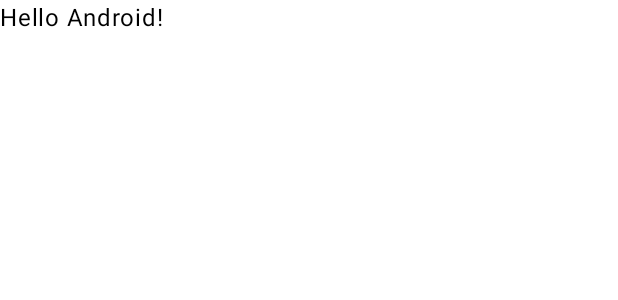
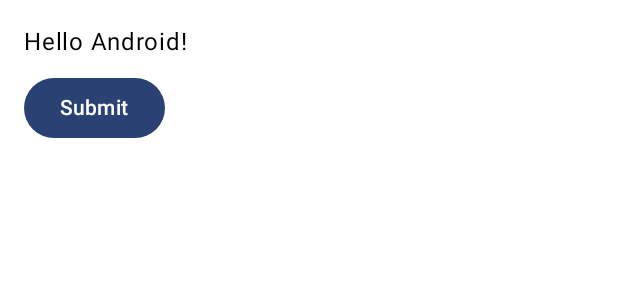
Before and after one commit to purushothinfo/GiftRegister, an Android app built with Jetpack Compose: the @Preview function DefaultPreview, on a phone screen of 412 x 824 dp. Shown: the top 300 px of the screen. Run offline under Robolectric (Android 15) with nearby library versions, the phone set to English and light mode, and no system bars.

Commit message:
To add dynamic color feature

```diff
--- a/app/src/main/java/com/piappstudio/giftregister/MainActivity.kt
+++ b/app/src/main/java/com/piappstudio/giftregister/MainActivity.kt
@@ -3,13 +3,15 @@ package com.piappstudio.giftregister
 import android.os.Bundle
 import androidx.activity.ComponentActivity
 import androidx.activity.compose.setContent
-import androidx.compose.foundation.layout.fillMaxSize
+import androidx.compose.foundation.layout.*
+import androidx.compose.material3.Button
 import androidx.compose.material3.MaterialTheme
 import androidx.compose.material3.Surface
 import androidx.compose.material3.Text
 import androidx.compose.runtime.Composable
 import androidx.compose.ui.Modifier
 import androidx.compose.ui.tooling.preview.Preview
+import androidx.compose.ui.unit.dp
 import com.piappstudio.giftregister.ui.theme.AppTheme
 
 class MainActivity : ComponentActivity() {
@@ -31,7 +33,14 @@ class MainActivity : ComponentActivity() {
 
 @Composable
 fun Greeting(name: String) {
-    Text(text = "Hello $name!")
+
+    Column(modifier = Modifier.padding(16.dp)) {
+        Text(text = "Hello $name!")
+        Spacer(modifier = Modifier.height(8.dp))
+        Button(onClick = { /*TODO*/ }) {
+            Text(text = "Submit")
+        }
+    }
 }
 
 @Preview(showBackground = true)
--- a/app/src/main/java/com/piappstudio/giftregister/ui/theme/Theme.kt
+++ b/app/src/main/java/com/piappstudio/giftregister/ui/theme/Theme.kt
@@ -1,10 +1,15 @@
 package com.piappstudio.giftregister.ui.theme
 
+import android.app.Activity
+import android.os.Build
 import androidx.compose.foundation.isSystemInDarkTheme
-import androidx.compose.material3.MaterialTheme
-import androidx.compose.material3.lightColorScheme
-import androidx.compose.material3.darkColorScheme
+import androidx.compose.material3.*
 import androidx.compose.runtime.Composable
+import androidx.compose.runtime.SideEffect
+import androidx.compose.ui.graphics.toArgb
+import androidx.compose.ui.platform.LocalContext
+import androidx.compose.ui.platform.LocalView
+import androidx.core.view.ViewCompat
 import com.piappstudio.giftregister.ui.theme.*
 
 
@@ -71,18 +76,30 @@ private val DarkColors = darkColorScheme(
 
 @Composable
 fun AppTheme(
-  useDarkTheme: Boolean = isSystemInDarkTheme(),
-  content: @Composable() () -> Unit
+    darkTheme: Boolean = isSystemInDarkTheme(),
+    // Dynamic color is available on Android 12+
+    dynamicColor: Boolean = true,
+    content: @Composable () -> Unit
 ) {
-  val colors = if (!useDarkTheme) {
-    LightColors
-  } else {
-    DarkColors
-  }
+    val colorScheme = when {
+        dynamicColor && Build.VERSION.SDK_INT >= Build.VERSION_CODES.S -> {
+            val context = LocalContext.current
+            if (darkTheme) dynamicDarkColorScheme(context) else dynamicLightColorScheme(context)
+        }
+        darkTheme -> DarkColors
+        else -> LightColors
+    }
+    val view = LocalView.current
+    if (!view.isInEditMode) {
+        SideEffect {
+            (view.context as Activity).window.statusBarColor = colorScheme.primary.toArgb()
+            ViewCompat.getWindowInsetsController(view)?.isAppearanceLightStatusBars = darkTheme
+        }
+    }
 
-  MaterialTheme(
-    colorScheme = colors,
-    typography = AppTypography,
-    content = content
-  )
+    MaterialTheme(
+        colorScheme = colorScheme,
+        typography = AppTypography,
+        content = content
+    )
 }
```
